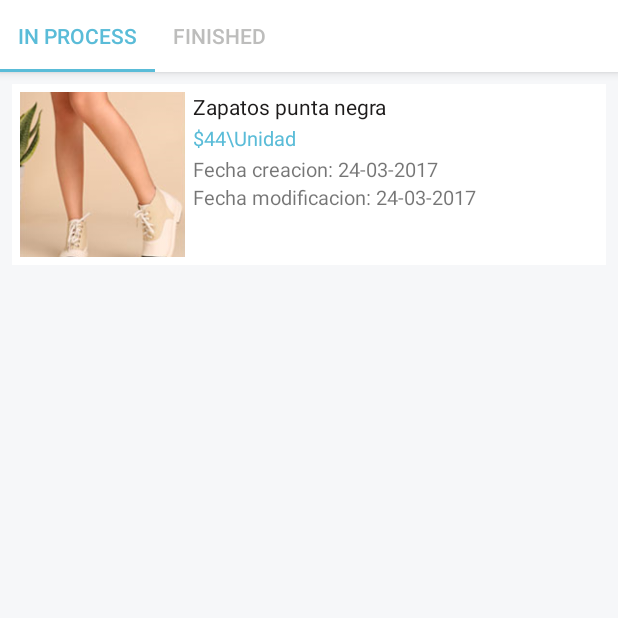
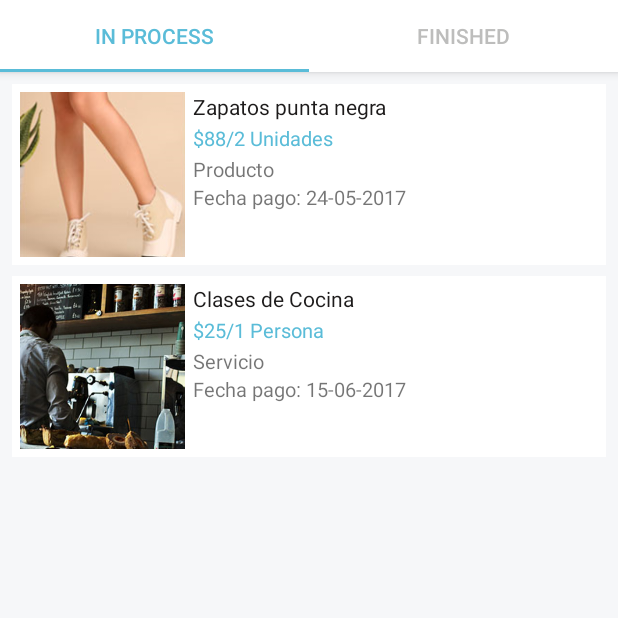
Before and after one commit to NgChiseng/TimePieceApp, an Android app: the fragment PurchasesFragment shown on its own in the app's theme, on a phone screen of 412 x 824 dp, the top half of it. Run offline under Robolectric (Android 15) with nearby library versions, the phone set to English and light mode, and no system bars.

Commit message:
TPA-01 #comment Finished PurchasesFragment without purchases item details.

```diff
--- a/app/src/main/java/com/idbc/ngchiseng/timepieceapp/Announce.java
+++ b/app/src/main/java/com/idbc/ngchiseng/timepieceapp/Announce.java
@@ -59,7 +59,7 @@ public class Announce {
 
     public int getAnnounceNumOthers() { return Integer.parseInt(announceOthers); }
 
-    public String getAnnouncePriceComplete() { return (announceCurrency + announcePrice + "\\" + announceUnit); }
+    public String getAnnouncePriceComplete() { return (announceCurrency + announcePrice + "/" + announceUnit); }
 
     public void setSumOne() { this.announceOthers = Integer.toString(1 + Integer.parseInt(announceOthers)); }
 
--- /dev/null
+++ b/app/src/main/java/com/idbc/ngchiseng/timepieceapp/PurchasesDoneFragment.java
@@ -0,0 +1,84 @@
+package com.idbc.ngchiseng.timepieceapp;
+
+
+import android.os.Bundle;
+import android.support.v4.app.Fragment;
+import android.view.LayoutInflater;
+import android.view.View;
+import android.view.ViewGroup;
+import android.widget.ImageView;
+import android.widget.ListView;
+import android.widget.TextView;
+
+import java.util.ArrayList;
+
+
+/**
+ * A simple {@link Fragment} subclass.
+ */
+public class PurchasesDoneFragment extends Fragment {
+
+    /*  This will declare the variables that are going to use on the fragment. */
+    private ListView listTabItems;
+
+    /*  Method that will onCreate the fragment, inflate its View, link its component, and will return
+    the render to the main Activity.
+        @date[13/07/2017]
+        @author[ChiSeng Ng]
+        @param [LayoutInflater] inflater The layout inflater corresponding of the caller Activity.
+        @param [ViewGroup] container The viewGroup that will content the fragment on the layout.
+        @param [Bundle] savedInstanceState InstanceState of the MainActivity.
+        @return [View] The inflated an rendered view that will show its on the screen.
+     */
+    @Override
+    public View onCreateView(LayoutInflater inflater, ViewGroup container,
+                             Bundle savedInstanceState) {
+        // Inflate the layout for this fragment
+        final View purchasesDoneView = inflater.inflate(R.layout.fragment_purchases_done, container, false);
+
+
+        // Initialized ArrayList of Announces
+        ArrayList<Announce> data = new ArrayList<Announce>();
+
+        /*  This block will obtain and add the date corresponding to each Announce object on the
+        ArrayList of Announces.
+         */
+        data.add(new Announce(R.drawable.second_item, "El mejor servicio de plomeria", "Servicio", "Fecha pago: 13-07-2017", "$", "126", "3 hrs"));
+        data.add(new Announce(R.drawable.third_item, "Clases de guitarra acustica", "Servicio", "Fecha pago: 11-01-2010", "$", "100", "4 hrs"));
+
+        /*  This will handler the ArrayList of Announces and the data inside its with the screen list
+        and components o widgets, using the AnnouncesAdapter.
+         */
+        listTabItems = (ListView) purchasesDoneView.findViewById(R.id.purchases_done_list);
+        listTabItems.setAdapter(new AnnouncesAdapter(getContext(), R.layout.tab_item, data) {
+
+            /* This will implement the abstract method onEntry(Implemented in AnnounceAdapter), with
+            the respective elements and handlers.
+             */
+            @Override
+            public void onEntry(Object entry, View view) {
+
+                if (entry != null){
+
+                    ImageView tabItemImage = (ImageView) view.findViewById(R.id.tab_item_image);
+                    tabItemImage.setImageResource(((Announce) entry).getImage());
+
+                    TextView tabItemTitle = (TextView) view.findViewById(R.id.tab_item_title);
+                    tabItemTitle.setText(((Announce) entry).getAnnounceTitle());
+
+                    TextView tabItemFirstDate = (TextView) view.findViewById(R.id.tab_item_first_date);
+                    tabItemFirstDate.setText(((Announce) entry).getAnnounceOwner());
+
+                    TextView tabItemSecondDate = (TextView) view.findViewById(R.id.tab_item_second_date);
+                    tabItemSecondDate.setText(((Announce) entry).getAnnounceAddress());
+
+                    TextView tabItemPrice = (TextView) view.findViewById(R.id.tab_item_others);
+                    tabItemPrice.setText(((Announce) entry).getAnnouncePriceComplete());
+                }
+            }
+        });
+
+        return purchasesDoneView;
+    }
+
+}
--- a/app/src/main/java/com/idbc/ngchiseng/timepieceapp/PurchasesFragment.java
+++ b/app/src/main/java/com/idbc/ngchiseng/timepieceapp/PurchasesFragment.java
@@ -59,8 +59,8 @@ public class PurchasesFragment extends Fragment {
         public Fragment getItem(int position) {
             // getItem is called to instantiate the fragment for the given page.
             switch (position) {
-                case 0: return new PublicationProductsFragment();
-                case 1: return new PublicationServicesFragment();
+                case 0: return new PurchasesProcessFragment();
+                case 1: return new PurchasesDoneFragment();
             }
             return null;
         }
--- /dev/null
+++ b/app/src/main/java/com/idbc/ngchiseng/timepieceapp/PurchasesProcessFragment.java
@@ -0,0 +1,83 @@
+package com.idbc.ngchiseng.timepieceapp;
+
+
+import android.os.Bundle;
+import android.support.v4.app.Fragment;
+import android.view.LayoutInflater;
+import android.view.View;
+import android.view.ViewGroup;
+import android.widget.ImageView;
+import android.widget.ListView;
+import android.widget.TextView;
+
+import java.util.ArrayList;
+
+
+/**
+ * A simple {@link Fragment} subclass.
+ */
+public class PurchasesProcessFragment extends Fragment {
+
+    /*  This will declare the variables that are going to use on the fragment. */
+    private ListView listTabItems;
+
+    /*  Method that will onCreate the fragment, inflate its View, link its component, and will return
+    the render to the main Activity.
+        @date[13/07/2017]
+        @author[ChiSeng Ng]
+        @param [LayoutInflater] inflater The layout inflater corresponding of the caller Activity.
+        @param [ViewGroup] container The viewGroup that will content the fragment on the layout.
+        @param [Bundle] savedInstanceState InstanceState of the MainActivity.
+        @return [View] The inflated an rendered view that will show its on the screen.
+     */
+    @Override
+    public View onCreateView(LayoutInflater inflater, ViewGroup container,
+                             Bundle savedInstanceState) {
+        // Inflate the layout for this fragment
+        final View purchasesProcessView = inflater.inflate(R.layout.fragment_purchases_process, container, false);
+
+        // Initialized ArrayList of Announces
+        ArrayList<Announce> data = new ArrayList<Announce>();
+
+        /*  This block will obtain and add the date corresponding to each Announce object on the
+        ArrayList of Announces.
+         */
+        data.add(new Announce(R.drawable.fourth_item, "Zapatos punta negra", "Producto", "Fecha pago: 24-05-2017", "$", "88", "2 Unidades"));
+        data.add(new Announce(R.drawable.first_item, "Clases de Cocina", "Servicio", "Fecha pago: 15-06-2017", "$", "25", "1 Persona"));
+
+        /*  This will handler the ArrayList of Announces and the data inside its with the screen list
+        and components o widgets, using the AnnouncesAdapter.
+         */
+        listTabItems = (ListView) purchasesProcessView.findViewById(R.id.purchases_process_list);
+        listTabItems.setAdapter(new AnnouncesAdapter(getContext(), R.layout.tab_item, data) {
+
+            /* This will implement the abstract method onEntry(Implemented in AnnounceAdapter), with
+            the respective elements and handlers.
+             */
+            @Override
+            public void onEntry(Object entry, View view) {
+
+                if (entry != null){
+
+                    ImageView tabItemImage = (ImageView) view.findViewById(R.id.tab_item_image);
+                    tabItemImage.setImageResource(((Announce) entry).getImage());
+
+                    TextView tabItemTitle = (TextView) view.findViewById(R.id.tab_item_title);
+                    tabItemTitle.setText(((Announce) entry).getAnnounceTitle());
+
+                    TextView tabItemFirstDate = (TextView) view.findViewById(R.id.tab_item_first_date);
+                    tabItemFirstDate.setText(((Announce) entry).getAnnounceOwner());
+
+                    TextView tabItemSecondDate = (TextView) view.findViewById(R.id.tab_item_second_date);
+                    tabItemSecondDate.setText(((Announce) entry).getAnnounceAddress());
+
+                    TextView tabItemPrice = (TextView) view.findViewById(R.id.tab_item_others);
+                    tabItemPrice.setText(((Announce) entry).getAnnouncePriceComplete());
+                }
+            }
+        });
+
+        return purchasesProcessView;
+    }
+
+}
--- a/app/src/main/res/layout/fragment_purchases.xml
+++ b/app/src/main/res/layout/fragment_purchases.xml
@@ -19,7 +19,7 @@
             app:tabTextColor="@color/gray"
             app:tabSelectedTextColor="@color/announce_banner"
             app:tabIndicatorColor="@color/announce_banner"
-            app:tabMode="scrollable"
+            app:tabMode="fixed"
             android:id="@+id/tabs"
             android:layout_width="match_parent"
             android:layout_height="wrap_content" />
--- /dev/null
+++ b/app/src/main/res/layout/fragment_purchases_done.xml
@@ -0,0 +1,18 @@
+<FrameLayout xmlns:android="http://schemas.android.com/apk/res/android"
+    xmlns:tools="http://schemas.android.com/tools"
+    android:layout_width="match_parent"
+    android:layout_height="match_parent"
+    tools:context="com.idbc.ngchiseng.timepieceapp.PurchasesDoneFragment">
+
+    <ListView
+        android:id="@+id/purchases_done_list"
+        android:layout_width="match_parent"
+        android:layout_height="match_parent"
+        android:background="@color/White"
+        android:divider="@color/White"
+        android:dividerHeight="7dp"
+        android:padding="8dp"
+        android:scrollbarStyle="outsideOverlay">
+    </ListView>
+
+</FrameLayout>
--- /dev/null
+++ b/app/src/main/res/layout/fragment_purchases_process.xml
@@ -0,0 +1,18 @@
+<FrameLayout xmlns:android="http://schemas.android.com/apk/res/android"
+    xmlns:tools="http://schemas.android.com/tools"
+    android:layout_width="match_parent"
+    android:layout_height="match_parent"
+    tools:context="com.idbc.ngchiseng.timepieceapp.PurchasesProcessFragment">
+
+    <ListView
+        android:id="@+id/purchases_process_list"
+        android:layout_width="match_parent"
+        android:layout_height="match_parent"
+        android:background="@color/White"
+        android:divider="@color/White"
+        android:dividerHeight="7dp"
+        android:padding="8dp"
+        android:scrollbarStyle="outsideOverlay">
+    </ListView>
+
+</FrameLayout>
```
